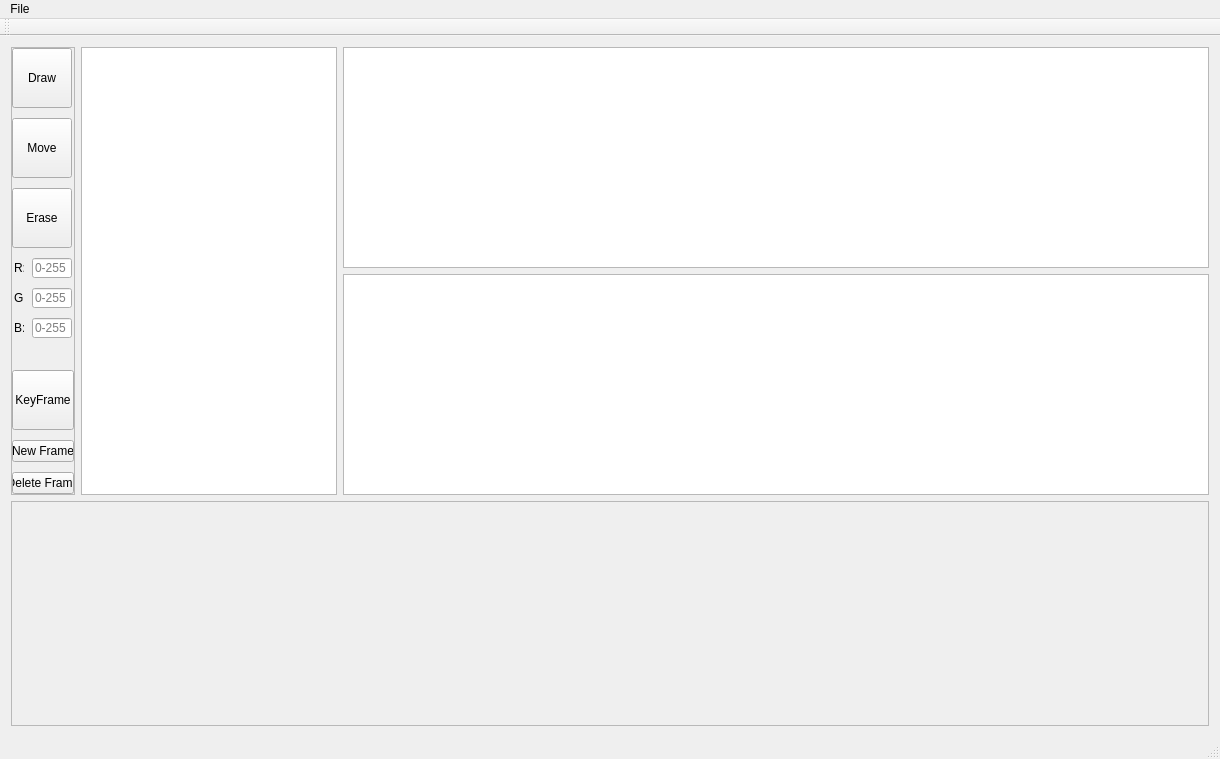
Above: mainwindow.ui from unrelentingfox/TowerAnimator-cs383 before the change. Below: the same form after it.
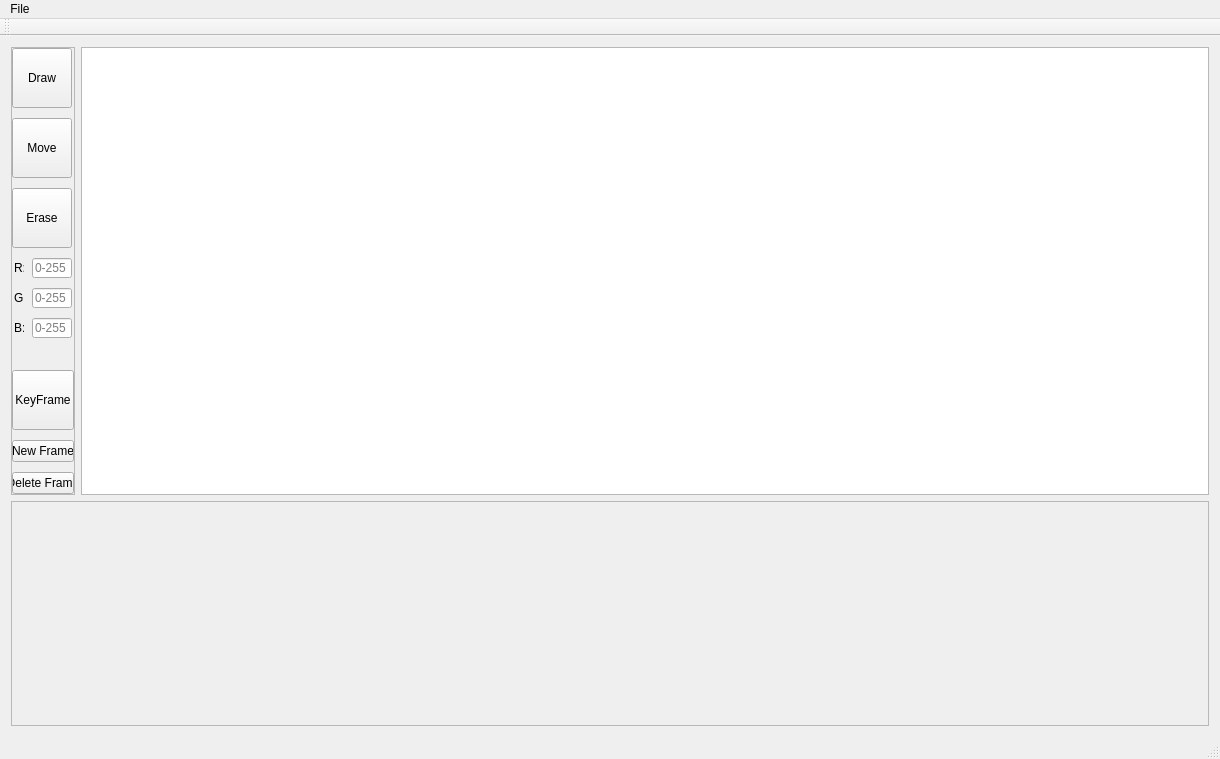
That is the form after the change. Custom widgets are drawn as their Qt base class.

Commit message: testing qcolordialog color setting

The edit to the form file:
```diff
--- a/mainwindow.ui
+++ b/mainwindow.ui
@@ -298,14 +298,7 @@
        </layout>
       </item>
       <item>
-       <layout class="QVBoxLayout" name="objectLayout" stretch="0,0">
-        <item>
-         <widget class="QListWidget" name="objectListPlaceHolder"/>
-        </item>
-        <item>
-         <widget class="QTableView" name="objectEditPlaceHolder"/>
-        </item>
-       </layout>
+       <layout class="QVBoxLayout" name="colorSelector" stretch=""/>
       </item>
      </layout>
     </item>
```
The commit also changes 9 other files.
